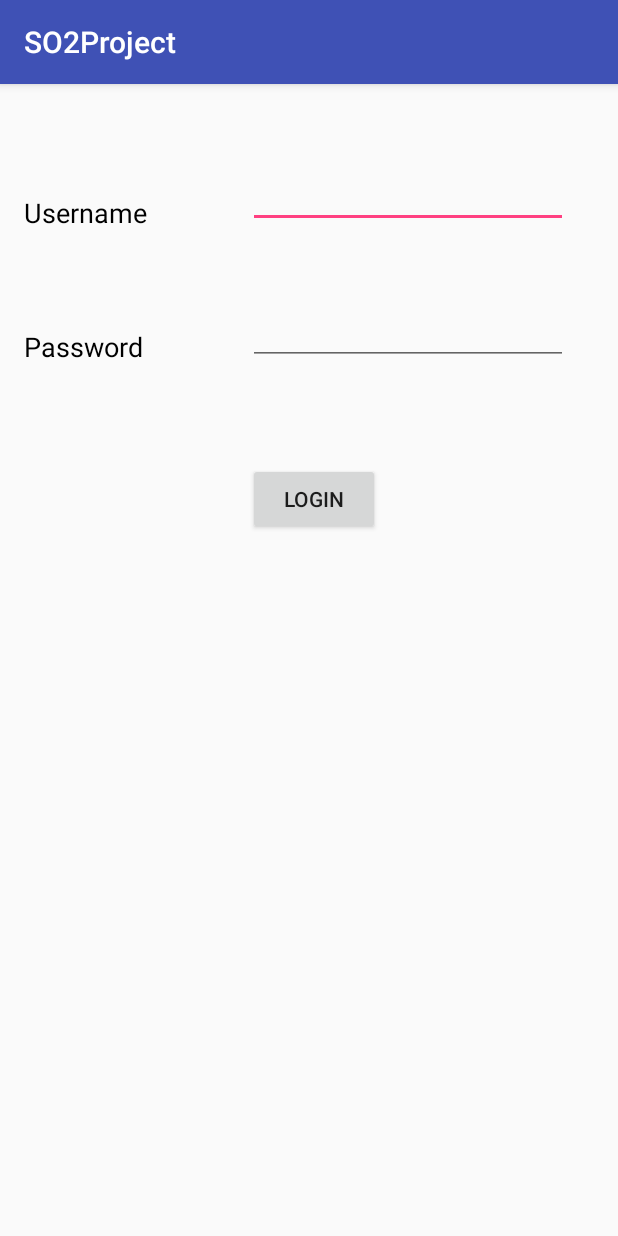
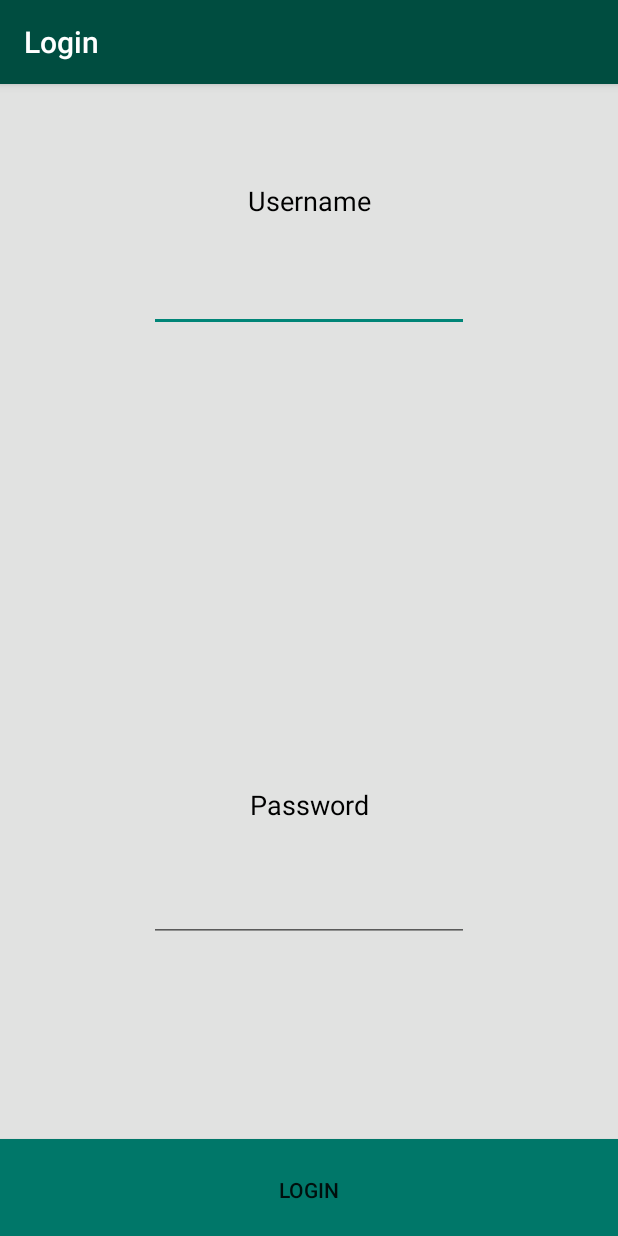
Before and after one commit to yuri0202/projectso2, an Android app: the screen it shows after launch (LoginActivity), on a phone screen of 412 x 824 dp. Run offline under Robolectric (Android 15) with nearby library versions, the phone set to English and light mode, and no system bars; libraries missing offline, so code that uses them is left out: org.springframework.http, org.springframework.web.

Commit message:
minor changes

```diff
--- a/app/src/main/AndroidManifest.xml
+++ b/app/src/main/AndroidManifest.xml
@@ -13,7 +13,7 @@
     <application
         android:allowBackup="true"
         android:icon="@mipmap/ic_launcher"
-        android:label="@string/app_name"
+
         android:roundIcon="@mipmap/ic_launcher_round"
         android:supportsRtl="true"
         android:theme="@style/AppTheme">
@@ -39,7 +39,10 @@
         <activity android:name=".RicProdActivity" />
         <activity android:name=".RegProdActivity" />
         <activity android:name=".DescAcquistoActivity" />
-        <activity android:name=".LoginActivity">
+        <activity android:name=".LoginActivity"
+            android:label ="Login"
+        >
+
             <intent-filter>
                 <action android:name="android.intent.action.MAIN" />
 
--- a/app/src/main/res/layout/activity_login.xml
+++ b/app/src/main/res/layout/activity_login.xml
@@ -4,73 +4,80 @@
     xmlns:tools="http://schemas.android.com/tools"
     android:layout_width="match_parent"
     android:layout_height="match_parent"
+    android:background="@color/backGround"
     tools:context="yuria.testmap.LoginActivity"
-    tools:layout_editor_absoluteY="81dp"
-    tools:layout_editor_absoluteX="0dp">
+    tools:layout_editor_absoluteX="0dp"
+    tools:layout_editor_absoluteY="81dp">
 
     <TextView
         android:id="@+id/textView"
         android:layout_width="wrap_content"
         android:layout_height="wrap_content"
-        android:layout_marginStart="16dp"
+        android:layout_marginBottom="34dp"
         android:text="Password"
         android:textColor="@color/common_google_signin_btn_text_dark_focused"
         android:textSize="18sp"
+        app:layout_constraintBottom_toTopOf="@+id/passwordTxt"
+        app:layout_constraintLeft_toLeftOf="parent"
+        app:layout_constraintRight_toRightOf="parent"
         tools:layout_constraintBottom_creator="1"
-        app:layout_constraintBottom_toBottomOf="@+id/passwordTxt"
         tools:layout_constraintLeft_creator="1"
-        app:layout_constraintLeft_toLeftOf="parent" />
+        tools:layout_constraintRight_creator="1" />
 
     <TextView
         android:id="@+id/textView12"
         android:layout_width="wrap_content"
         android:layout_height="wrap_content"
-        android:layout_marginStart="16dp"
+        android:layout_marginTop="65dp"
         android:text="Username"
         android:textColor="@color/common_google_signin_btn_text_dark_focused"
         android:textSize="18sp"
-        tools:layout_constraintTop_creator="1"
-        android:layout_marginTop="73dp"
+        app:layout_constraintLeft_toLeftOf="parent"
+        app:layout_constraintRight_toRightOf="parent"
+        app:layout_constraintTop_toTopOf="parent"
         tools:layout_constraintLeft_creator="1"
-        app:layout_constraintLeft_toLeftOf="parent"
-        app:layout_constraintTop_toTopOf="parent" />
+        tools:layout_constraintRight_creator="1"
+        tools:layout_constraintTop_creator="1" />
 
     <EditText
         android:id="@+id/usernameTxt"
         android:layout_width="wrap_content"
         android:layout_height="wrap_content"
+        android:layout_marginTop="30dp"
         android:ems="10"
         android:inputType="textPersonName"
-        android:layout_marginEnd="33dp"
-        tools:layout_constraintTop_creator="1"
+        app:layout_constraintLeft_toLeftOf="parent"
+        app:layout_constraintRight_toRightOf="parent"
+        app:layout_constraintTop_toBottomOf="@+id/textView12"
+        tools:layout_constraintLeft_creator="1"
         tools:layout_constraintRight_creator="1"
-        tools:layout_constraintBottom_creator="1"
-        app:layout_constraintBottom_toTopOf="@+id/textView12"
-        app:layout_constraintRight_toRightOf="parent"
-        app:layout_constraintTop_toTopOf="@+id/textView12" />
+        tools:layout_constraintTop_creator="1" />
 
     <Button
         android:id="@+id/okBtn"
-        android:layout_width="wrap_content"
-        android:layout_height="wrap_content"
+        android:layout_width="0dp"
+        android:layout_height="67dp"
+        android:layout_marginTop="131dp"
+        android:background="@color/colorPLight"
         android:text="LOGIN"
-        tools:layout_constraintTop_creator="1"
-        android:layout_marginTop="65dp"
+        app:layout_constraintLeft_toLeftOf="parent"
+        app:layout_constraintRight_toRightOf="parent"
         app:layout_constraintTop_toBottomOf="@+id/passwordTxt"
         tools:layout_constraintLeft_creator="1"
-        app:layout_constraintLeft_toLeftOf="@+id/passwordTxt" />
+        tools:layout_constraintRight_creator="1"
+        tools:layout_constraintTop_creator="1" />
 
     <EditText
         android:id="@+id/passwordTxt"
         android:layout_width="wrap_content"
         android:layout_height="wrap_content"
+        android:layout_marginBottom="196dp"
         android:ems="10"
         android:inputType="textPassword"
-        tools:layout_constraintTop_creator="1"
-        tools:layout_constraintRight_creator="1"
-        app:layout_constraintRight_toRightOf="@+id/usernameTxt"
-        android:layout_marginTop="46dp"
-        app:layout_constraintTop_toBottomOf="@+id/usernameTxt"
+        app:layout_constraintBottom_toBottomOf="parent"
+        app:layout_constraintLeft_toLeftOf="parent"
+        app:layout_constraintRight_toRightOf="parent"
+        tools:layout_constraintBottom_creator="1"
         tools:layout_constraintLeft_creator="1"
-        app:layout_constraintLeft_toLeftOf="@+id/usernameTxt" />
+        tools:layout_constraintRight_creator="1" />
 </android.support.constraint.ConstraintLayout>
--- a/app/src/main/res/layout/activity_maps2.xml
+++ /dev/null
@@ -1,8 +0,0 @@
-<fragment xmlns:android="http://schemas.android.com/apk/res/android"
-    xmlns:map="http://schemas.android.com/apk/res-auto"
-    xmlns:tools="http://schemas.android.com/tools"
-    android:id="@+id/map"
-    android:name="com.google.android.gms.maps.SupportMapFragment"
-    android:layout_width="match_parent"
-    android:layout_height="match_parent"
-    tools:context="yuria.testmap.MapsActivity2" />
--- a/app/src/main/res/values/colors.xml
+++ b/app/src/main/res/values/colors.xml
@@ -1,6 +1,7 @@
 <?xml version="1.0" encoding="utf-8"?>
 <resources>
-    <color name="colorPrimary">#3F51B5</color>
-    <color name="colorPrimaryDark">#303F9F</color>
-    <color name="colorAccent">#FF4081</color>
+    <color name="colorPDark">#00251a</color>
+    <color name="colorP">#004d40</color>
+    <color name="colorPLight">#007769</color>
+    <color name ="backGround">#e1e2e1</color>
 </resources>
--- a/app/src/main/res/values/styles.xml
+++ b/app/src/main/res/values/styles.xml
@@ -3,9 +3,9 @@
     <!-- Base application theme. -->
     <style name="AppTheme" parent="Theme.AppCompat.Light.DarkActionBar">
         <!-- Customize your theme here. -->
-        <item name="colorPrimary">@color/colorPrimary</item>
-        <item name="colorPrimaryDark">@color/colorPrimaryDark</item>
-        <item name="colorAccent">@color/colorAccent</item>
+        <item name="colorPrimary">@color/colorP</item>
+        <item name="colorPrimaryDark">@color/colorPDark</item>
+
     </style>
 
     <style name="AppTheme.NoActionBar">
```
